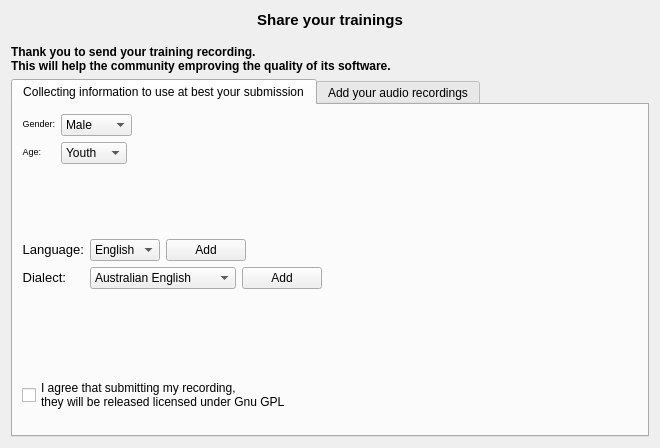
KDE/simon, file simon/src/simonsampleshare/sampleshare.ui: the form before one commit.
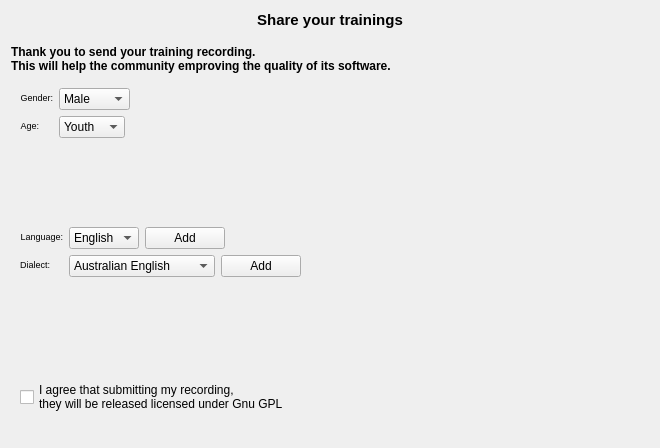
The form after the commit. Custom widgets are drawn as their Qt base class.

Commit message: source edited to fit feedback

The edit to the form file:
```diff
--- a/simon/src/simonsampleshare/sampleshare.ui
+++ b/simon/src/simonsampleshare/sampleshare.ui
@@ -56,14 +56,11 @@
       </widget>
      </item>
      <item>
-      <widget class="QTabWidget" name="tabWidget">
+      <widget class="QStackedWidget" name="stackedWidget">
        <property name="currentIndex">
         <number>0</number>
        </property>
-       <widget class="QWidget" name="tabWidgetPage1">
-        <attribute name="title">
-         <string>Collecting information to use at best your submission</string>
-        </attribute>
+       <widget class="QWidget" name="stackedWidgetPage1">
         <layout class="QVBoxLayout" name="verticalLayout_3">
          <item>
           <layout class="QFormLayout" name="formLayout">
@@ -144,8 +141,8 @@
               <string>&lt;!DOCTYPE HTML PUBLIC &quot;-//W3C//DTD HTML 4.0//EN&quot; &quot;http://www.w3.org/TR/REC-html40/strict.dtd&quot;&gt;
 &lt;html&gt;&lt;head&gt;&lt;meta name=&quot;qrichtext&quot; content=&quot;1&quot; /&gt;&lt;style type=&quot;text/css&quot;&gt;
 p, li { white-space: pre-wrap; }
-&lt;/style&gt;&lt;/head&gt;&lt;body style=&quot; font-family:'DejaVu Serif [unknown]'; font-size:10pt; font-weight:400; font-style:normal;&quot;&gt;
-&lt;p align=&quot;right&quot; style=&quot; margin-top:0px; margin-bottom:0px; margin-left:0px; margin-right:0px; -qt-block-indent:0; text-indent:0px;&quot;&gt;Language:&lt;/p&gt;&lt;/body&gt;&lt;/html&gt;</string>
+&lt;/style&gt;&lt;/head&gt;&lt;body style=&quot; font-family:'DejaVu Serif'; font-size:7pt; font-weight:400; font-style:normal;&quot;&gt;
+&lt;p align=&quot;right&quot; style=&quot; margin-top:0px; margin-bottom:0px; margin-left:0px; margin-right:0px; -qt-block-indent:0; text-indent:0px;&quot;&gt;&lt;span style=&quot; font-family:'DejaVu Serif [unknown]';&quot;&gt;Language:&lt;/span&gt;&lt;/p&gt;&lt;/body&gt;&lt;/html&gt;</string>
              </property>
             </widget>
            </item>
@@ -178,8 +175,8 @@
               <string>&lt;!DOCTYPE HTML PUBLIC &quot;-//W3C//DTD HTML 4.0//EN&quot; &quot;http://www.w3.org/TR/REC-html40/strict.dtd&quot;&gt;
 &lt;html&gt;&lt;head&gt;&lt;meta name=&quot;qrichtext&quot; content=&quot;1&quot; /&gt;&lt;style type=&quot;text/css&quot;&gt;
 p, li { white-space: pre-wrap; }
-&lt;/style&gt;&lt;/head&gt;&lt;body style=&quot; font-family:'DejaVu Serif [unknown]'; font-size:10pt; font-weight:400; font-style:normal;&quot;&gt;
-&lt;p align=&quot;right&quot; style=&quot; margin-top:0px; margin-bottom:0px; margin-left:0px; margin-right:0px; -qt-block-indent:0; text-indent:0px;&quot;&gt;Dialect:&lt;/p&gt;&lt;/body&gt;&lt;/html&gt;</string>
+&lt;/style&gt;&lt;/head&gt;&lt;body style=&quot; font-family:'DejaVu Serif'; font-size:7pt; font-weight:400; font-style:normal;&quot;&gt;
+&lt;p align=&quot;right&quot; style=&quot; margin-top:0px; margin-bottom:0px; margin-left:0px; margin-right:0px; -qt-block-indent:0; text-indent:0px;&quot;&gt;&lt;span style=&quot; font-family:'DejaVu Serif [unknown]';&quot;&gt;Dialect:&lt;/span&gt;&lt;/p&gt;&lt;/body&gt;&lt;/html&gt;</string>
              </property>
             </widget>
            </item>
@@ -271,10 +268,7 @@
          </item>
         </layout>
        </widget>
-       <widget class="QWidget" name="tabWidgetPage2">
-        <attribute name="title">
-         <string>Add your audio recordings</string>
-        </attribute>
+       <widget class="QWidget" name="stackedWidgetPage2">
         <layout class="QHBoxLayout" name="horizontalLayout">
          <item>
           <layout class="QVBoxLayout" name="verticalLayout_4">
```
Left out of the diff: 8 changed lines with no effect on the pictures. The commit also changes 2 other files.
